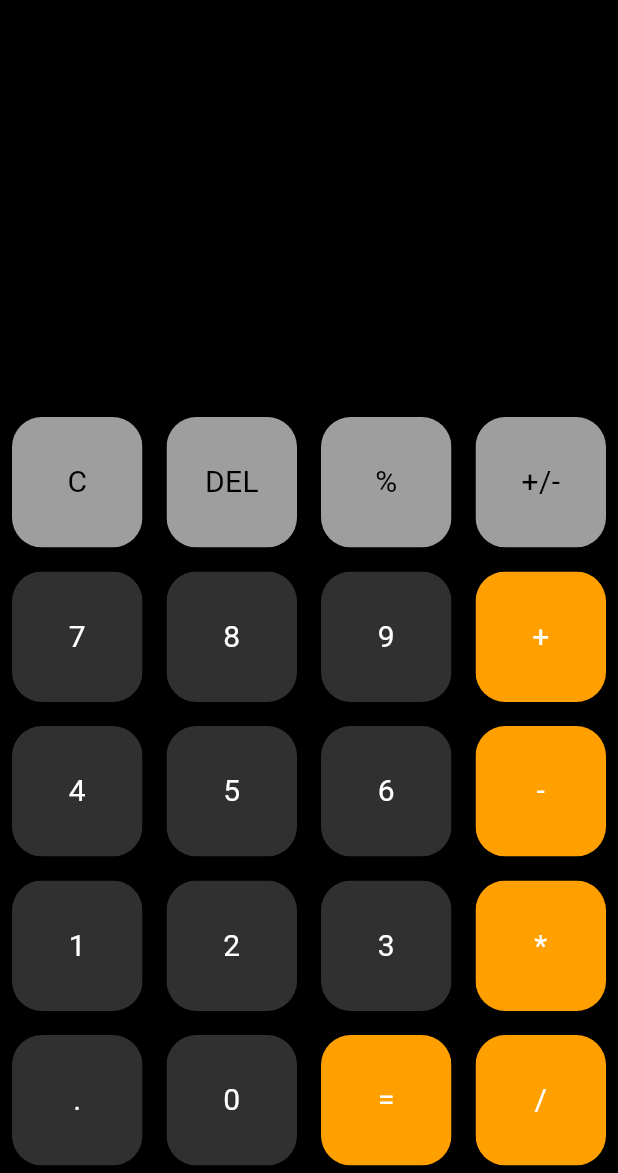
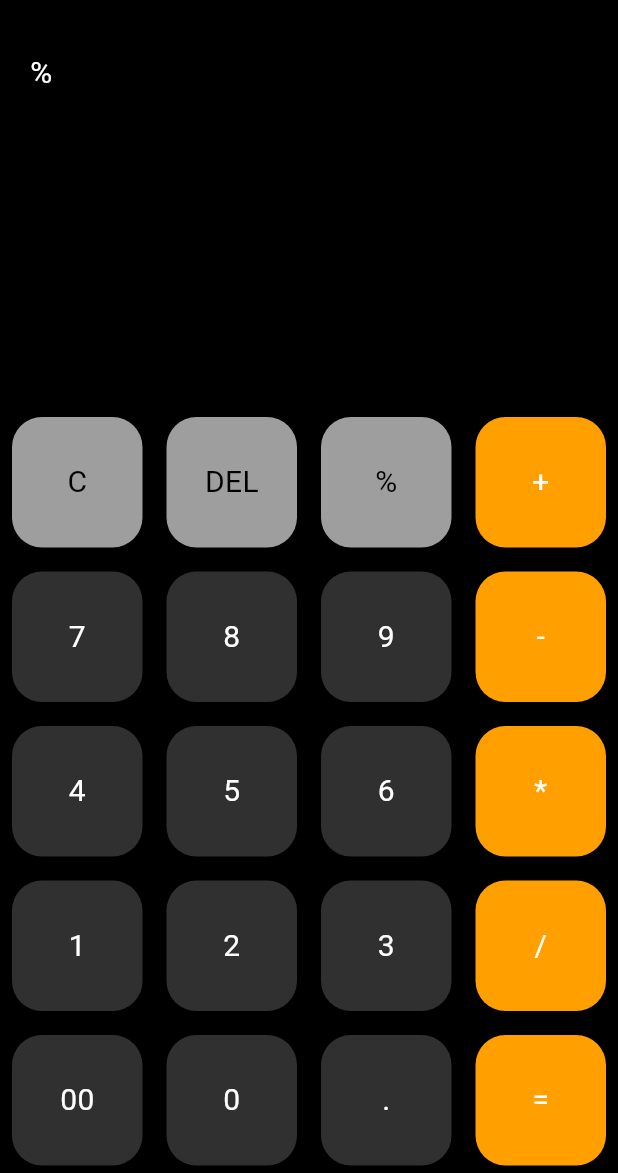
Before and after one commit to Khh-vu/calculator, a Flutter app: the screen it shows after launch, after a tap on an icon or button, on a phone screen of 412 x 824 dp, the part 63-1236 px from its top. Run offline on Flutter 3.47's test engine with Material 2 defaults, Android fonts, the phone set to English and light mode, and no system bars; our stand-ins replace math_expressions.

```diff
--- a/lib/calc_button.dart
+++ b/lib/calc_button.dart
@@ -28,13 +28,14 @@ class _CalcButtonState extends State<CalcButton> {
   Widget build(BuildContext context) {
     return Padding(
       padding: const EdgeInsets.all(8.0),
-      child: ClipRRect(
-        borderRadius: BorderRadius.circular(20),
       child: InkWell(
         borderRadius: BorderRadius.circular(20),
         onTap: widget.buttonTap,
         child: Container(
+          decoration: BoxDecoration(
+            borderRadius: BorderRadius.circular(20),
             color: widget.buttonColor,
+          ),
           child: Center(
             child: Text(
               widget.text,
@@ -46,7 +47,6 @@ class _CalcButtonState extends State<CalcButton> {
           ),
         ),
       ),
-      ),
     );
   }
 }
--- a/lib/main.dart
+++ b/lib/main.dart
@@ -1,5 +1,6 @@
 import 'package:calculator/calc_button.dart';
 import 'package:flutter/material.dart';
+import 'package:math_expressions/math_expressions.dart';
 
 void main() {
   runApp(const MyApp());
@@ -26,27 +27,30 @@ class Calculator extends StatefulWidget {
 }
 
 class _CalculatorState extends State<Calculator> {
+  var question = '';
+  var answer = '';
+
   final List<String> buttons = [
     'C',
     'DEL',
     '%',
-    '+/-',
+    '+',
     '7',
     '8',
     '9',
-    '+',
+    '-',
     '4',
     '5',
     '6',
-    '-',
+    '*',
     '1',
     '2',
     '3',
-    '*',
+    '/',
+    '00',
+    '0',
     '.',
-    '0',
     '=',
-    '/',
   ];
 
   bool isOperator(String operator) {
@@ -60,9 +64,17 @@ class _CalculatorState extends State<Calculator> {
     return false;
   }
 
-  double text = 0;
-  double num1 = 0;
-  double num2 = 0;
+  void onEqualPress() {
+    try {
+      String finalQuestion = question.replaceAll('%', '/100');
+      Expression expression = Parser().parse(finalQuestion);
+      double finalAnswer =
+          expression.evaluate(EvaluationType.REAL, ContextModel());
+      answer = finalAnswer.toString();
+    } catch (e) {
+      answer = 'Syntax Error';
+    }
+  }
 
   @override
   Widget build(BuildContext context) {
@@ -77,7 +89,33 @@ class _CalculatorState extends State<Calculator> {
       backgroundColor: Colors.black,
       body: Column(
         children: [
-          Expanded(child: Container()),
+          Expanded(
+            child: Padding(
+              padding: const EdgeInsets.all(20),
+              child: Column(
+                mainAxisAlignment: MainAxisAlignment.spaceBetween,
+                crossAxisAlignment: CrossAxisAlignment.stretch,
+                children: [
+                  Text(
+                    question,
+                    style: const TextStyle(
+                      color: Colors.white,
+                      fontSize: 20,
+                    ),
+                    textAlign: TextAlign.left,
+                  ),
+                  Text(
+                    answer,
+                    style: const TextStyle(
+                      color: Colors.white,
+                      fontSize: 25,
+                    ),
+                    textAlign: TextAlign.right,
+                  ),
+                ],
+              ),
+            ),
+          ),
           Expanded(
             flex: 2,
             child: GridView.builder(
@@ -86,16 +124,41 @@ class _CalculatorState extends State<Calculator> {
                 crossAxisCount: 4,
               ),
               itemBuilder: (context, index) {
-                if (index < 4) {
+                if (index < 3) {
                   return CalcButton(
-                    buttonTap: () {},
+                    buttonTap: () {
+                      setState(() {
+                        switch (buttons[index]) {
+                          case 'C':
+                            question = '';
+                            break;
+                          case 'DEL':
+                            if (question.isNotEmpty) {
+                              question =
+                                  question.substring(0, question.length - 1);
+                            }
+                            break;
+                          case '%':
+                            question += buttons[index];
+                            break;
+                        }
+                      });
+                    },
                     text: buttons[index],
                     textColor: Colors.black,
                     buttonColor: Colors.grey,
                   );
                 } else {
                   return CalcButton(
-                    buttonTap: () {},
+                    buttonTap: () {
+                      setState(() {
+                        if (buttons[index] != '=') {
+                          question += buttons[index];
+                        } else {
+                          onEqualPress();
+                        }
+                      });
+                    },
                     text: buttons[index],
                     textColor: Colors.white,
                     buttonColor: isOperator(buttons[index])
--- a/pubspec.yaml
+++ b/pubspec.yaml
@@ -34,6 +34,7 @@ dependencies:
   # The following adds the Cupertino Icons font to your application.
   # Use with the CupertinoIcons class for iOS style icons.
   cupertino_icons: ^1.0.2
+  math_expressions: ^2.3.1
 
 dev_dependencies:
   flutter_test:
```
Also changed, not shown: pubspec.lock. Lines whose indentation alone changed are shown as unchanged.
